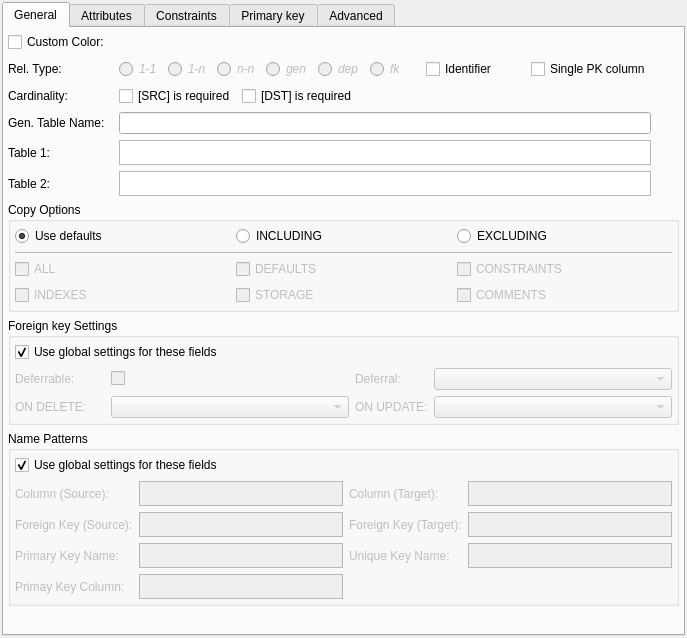
Old version of the form libpgmodeler_ui/ui/relationshipwidget.ui in the repository pgmodeler/pgmodeler.
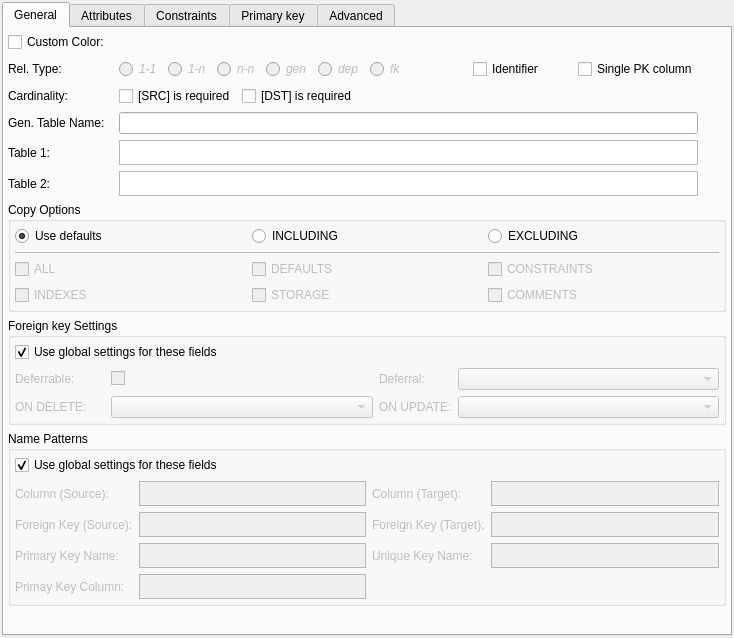
New version of the form.

Commit message: Replacing QTextEdit by QPlainTextEdit to handle source code in a optmized way

```diff
--- a/libpgmodeler_ui/ui/relationshipwidget.ui
+++ b/libpgmodeler_ui/ui/relationshipwidget.ui
@@ -6,7 +6,7 @@
    <rect>
     <x>0</x>
     <y>0</y>
-    <width>672</width>
+    <width>734</width>
     <height>638</height>
    </rect>
   </property>
@@ -192,40 +192,6 @@
                </property>
               </widget>
              </item>
-             <item row="0" column="1">
-              <widget class="QTextEdit" name="src_col_pattern_txt">
-               <property name="sizePolicy">
-                <sizepolicy hsizetype="Expanding" vsizetype="Fixed">
-                 <horstretch>0</horstretch>
-                 <verstretch>0</verstretch>
-                </sizepolicy>
-               </property>
-               <property name="minimumSize">
-                <size>
-                 <width>0</width>
-                 <height>25</height>
-                </size>
-               </property>
-               <property name="maximumSize">
-                <size>
-                 <width>16777215</width>
-                 <height>25</height>
-                </size>
-               </property>
-               <property name="verticalScrollBarPolicy">
-                <enum>Qt::ScrollBarAlwaysOff</enum>
-               </property>
-               <property name="horizontalScrollBarPolicy">
-                <enum>Qt::ScrollBarAlwaysOff</enum>
-               </property>
-               <property name="tabChangesFocus">
-                <bool>true</bool>
-               </property>
-               <property name="lineWrapMode">
-                <enum>QTextEdit::NoWrap</enum>
-               </property>
-              </widget>
-             </item>
              <item row="0" column="2">
               <widget class="QLabel" name="dst_col_pattern_lbl">
                <property name="toolTip">
@@ -236,40 +202,6 @@
                </property>
               </widget>
              </item>
-             <item row="0" column="3">
-              <widget class="QTextEdit" name="dst_col_pattern_txt">
-               <property name="sizePolicy">
-                <sizepolicy hsizetype="Expanding" vsizetype="Fixed">
-                 <horstretch>0</horstretch>
-                 <verstretch>0</verstretch>
-                </sizepolicy>
-               </property>
-               <property name="minimumSize">
-                <size>
-                 <width>0</width>
-                 <height>25</height>
-                </size>
-               </property>
-               <property name="maximumSize">
-                <size>
-                 <width>16777215</width>
-                 <height>25</height>
-                </size>
-               </property>
-               <property name="verticalScrollBarPolicy">
-                <enum>Qt::ScrollBarAlwaysOff</enum>
-               </property>
-               <property name="horizontalScrollBarPolicy">
-                <enum>Qt::ScrollBarAlwaysOff</enum>
-               </property>
-               <property name="tabChangesFocus">
-                <bool>true</bool>
-               </property>
-               <property name="lineWrapMode">
-                <enum>QTextEdit::NoWrap</enum>
-               </property>
-              </widget>
-             </item>
              <item row="1" column="0">
               <widget class="QLabel" name="src_fk_pattern_lbl">
                <property name="toolTip">
@@ -280,40 +212,6 @@
                </property>
               </widget>
              </item>
-             <item row="1" column="1">
-              <widget class="QTextEdit" name="src_fk_pattern_txt">
-               <property name="sizePolicy">
-                <sizepolicy hsizetype="Expanding" vsizetype="Fixed">
-                 <horstretch>0</horstretch>
-                 <verstretch>0</verstretch>
-                </sizepolicy>
-               </property>
-               <property name="minimumSize">
-                <size>
-                 <width>0</width>
-                 <height>25</height>
-                </size>
-               </property>
-               <property name="maximumSize">
-                <size>
-                 <width>16777215</width>
-                 <height>25</height>
-                </size>
-               </property>
-               <property name="verticalScrollBarPolicy">
-                <enum>Qt::ScrollBarAlwaysOff</enum>
-               </property>
-               <property name="horizontalScrollBarPolicy">
-                <enum>Qt::ScrollBarAlwaysOff</enum>
-               </property>
-               <property name="tabChangesFocus">
-                <bool>true</bool>
-               </property>
-               <property name="lineWrapMode">
-                <enum>QTextEdit::NoWrap</enum>
-               </property>
-              </widget>
-             </item>
              <item row="1" column="2">
               <widget class="QLabel" name="dst_fk_pattern_lbl">
                <property name="toolTip">
@@ -324,40 +222,6 @@
                </property>
               </widget>
              </item>
-             <item row="1" column="3">
-              <widget class="QTextEdit" name="dst_fk_pattern_txt">
-               <property name="sizePolicy">
-                <sizepolicy hsizetype="Expanding" vsizetype="Fixed">
-                 <horstretch>0</horstretch>
-                 <verstretch>0</verstretch>
-                </sizepolicy>
-               </property>
-               <property name="minimumSize">
-                <size>
-                 <width>0</width>
-                 <height>25</height>
-                </size>
-               </property>
-               <property name="maximumSize">
-                <size>
-                 <width>16777215</width>
-                 <height>25</height>
-                </size>
-               </property>
-               <property name="verticalScrollBarPolicy">
-                <enum>Qt::ScrollBarAlwaysOff</enum>
-               </property>
-               <property name="horizontalScrollBarPolicy">
-                <enum>Qt::ScrollBarAlwaysOff</enum>
-               </property>
-               <property name="tabChangesFocus">
-                <bool>true</bool>
-               </property>
-               <property name="lineWrapMode">
-                <enum>QTextEdit::NoWrap</enum>
-               </property>
-              </widget>
-             </item>
              <item row="2" column="0">
               <widget class="QLabel" name="pk_pattern_lbl">
                <property name="toolTip">
@@ -368,40 +232,6 @@
                </property>
               </widget>
              </item>
-             <item row="2" column="1">
-              <widget class="QTextEdit" name="pk_pattern_txt">
-               <property name="sizePolicy">
-                <sizepolicy hsizetype="Expanding" vsizetype="Fixed">
-                 <horstretch>0</horstretch>
-                 <verstretch>0</verstretch>
-                </sizepolicy>
-               </property>
-               <property name="minimumSize">
-                <size>
-                 <width>0</width>
-                 <height>25</height>
-                </size>
-               </property>
-               <property name="maximumSize">
-                <size>
-                 <width>16777215</width>
-                 <height>25</height>
-                </size>
-               </property>
-               <property name="verticalScrollBarPolicy">
-                <enum>Qt::ScrollBarAlwaysOff</enum>
-               </property>
-               <property name="horizontalScrollBarPolicy">
-                <enum>Qt::ScrollBarAlwaysOff</enum>
-               </property>
-               <property name="tabChangesFocus">
-                <bool>true</bool>
-               </property>
-               <property name="lineWrapMode">
-                <enum>QTextEdit::NoWrap</enum>
-               </property>
-              </widget>
-             </item>
              <item row="2" column="2">
               <widget class="QLabel" name="uq_pattern_lbl">
                <property name="toolTip">
@@ -412,40 +242,6 @@
                </property>
               </widget>
              </item>
-             <item row="2" column="3">
-              <widget class="QTextEdit" name="uq_pattern_txt">
-               <property name="sizePolicy">
-                <sizepolicy hsizetype="Expanding" vsizetype="Fixed">
-                 <horstretch>0</horstretch>
-                 <verstretch>0</verstretch>
-                </sizepolicy>
-               </property>
-               <property name="minimumSize">
-                <size>
-                 <width>0</width>
-                 <height>25</height>
-                </size>
-               </property>
-               <property name="maximumSize">
-                <size>
-                 <width>16777215</width>
-                 <height>25</height>
-                </size>
-               </property>
-               <property name="verticalScrollBarPolicy">
-                <enum>Qt::ScrollBarAlwaysOff</enum>
-               </property>
-               <property name="horizontalScrollBarPolicy">
-                <enum>Qt::ScrollBarAlwaysOff</enum>
-               </property>
-               <property name="tabChangesFocus">
-                <bool>true</bool>
-               </property>
-               <property name="lineWrapMode">
-                <enum>QTextEdit::NoWrap</enum>
-               </property>
-              </widget>
-             </item>
              <item row="3" column="0">
               <widget class="QLabel" name="pk_col_pattern_lbl">
                <property name="toolTip">
@@ -456,8 +252,92 @@
                </property>
               </widget>
              </item>
+             <item row="0" column="1">
+              <widget class="QPlainTextEdit" name="src_col_pattern_txt">
+               <property name="sizePolicy">
+                <sizepolicy hsizetype="Expanding" vsizetype="Fixed">
+                 <horstretch>0</horstretch>
+                 <verstretch>0</verstretch>
+                </sizepolicy>
+               </property>
+               <property name="minimumSize">
+                <size>
+                 <width>0</width>
+                 <height>25</height>
+                </size>
+               </property>
+               <property name="maximumSize">
+                <size>
+                 <width>16777215</width>
+                 <height>25</height>
+                </size>
+               </property>
+               <property name="verticalScrollBarPolicy">
+                <enum>Qt::ScrollBarAlwaysOff</enum>
+               </property>
+               <property name="horizontalScrollBarPolicy">
+                <enum>Qt::ScrollBarAlwaysOff</enum>
+               </property>
+              </widget>
+             </item>
+             <item row="1" column="1">
+              <widget class="QPlainTextEdit" name="src_fk_pattern_txt">
+               <property name="sizePolicy">
+                <sizepolicy hsizetype="Expanding" vsizetype="Fixed">
+                 <horstretch>0</horstretch>
+                 <verstretch>0</verstretch>
+                </sizepolicy>
+               </property>
+               <property name="minimumSize">
+                <size>
+                 <width>0</width>
+                 <height>25</height>
+                </size>
+               </property>
+               <property name="maximumSize">
+                <size>
+                 <width>16777215</width>
+                 <height>25</height>
+                </size>
+               </property>
+               <property name="verticalScrollBarPolicy">
+                <enum>Qt::ScrollBarAlwaysOff</enum>
+               </property>
+               <property name="horizontalScrollBarPolicy">
+                <enum>Qt::ScrollBarAlwaysOff</enum>
+               </property>
+              </widget>
+             </item>
+             <item row="2" column="1">
+              <widget class="QPlainTextEdit" name="pk_pattern_txt">
+               <property name="sizePolicy">
+                <sizepolicy hsizetype="Expanding" vsizetype="Fixed">
+                 <horstretch>0</horstretch>
+                 <verstretch>0</verstretch>
+                </sizepolicy>
+               </property>
+               <property name="minimumSize">
+                <size>
+                 <width>0</width>
+                 <height>25</height>
+                </size>
+               </property>
+               <property name="maximumSize">
+                <size>
+                 <width>16777215</width>
+                 <height>25</height>
+                </size>
+               </property>
+               <property name="verticalScrollBarPolicy">
+                <enum>Qt::ScrollBarAlwaysOff</enum>
+               </property>
+               <property name="horizontalScrollBarPolicy">
+                <enum>Qt::ScrollBarAlwaysOff</enum>
+               </property>
+              </widget>
+             </item>
              <item row="3" column="1">
-              <widget class="QTextEdit" name="pk_col_pattern_txt">
+              <widget class="QPlainTextEdit" name="pk_col_pattern_txt">
                <property name="sizePolicy">
                 <sizepolicy hsizetype="Expanding" vsizetype="Fixed">
                  <horstretch>0</horstretch>
@@ -482,11 +362,89 @@
                <property name="horizontalScrollBarPolicy">
                 <enum>Qt::ScrollBarAlwaysOff</enum>
                </property>
-               <property name="tabChangesFocus">
-                <bool>true</bool>
+              </widget>
+             </item>
+             <item row="0" column="3">
+              <widget class="QPlainTextEdit" name="dst_col_pattern_txt">
+               <property name="sizePolicy">
+                <sizepolicy hsizetype="Expanding" vsizetype="Fixed">
+                 <horstretch>0</horstretch>
+                 <verstretch>0</verstretch>
+                </sizepolicy>
                </property>
-               <property name="lineWrapMode">
-                <enum>QTextEdit::NoWrap</enum>
+               <property name="minimumSize">
+                <size>
+                 <width>0</width>
+                 <height>25</height>
+                </size>
+               </property>
+               <property name="maximumSize">
+                <size>
+                 <width>16777215</width>
+                 <height>25</height>
+                </size>
+               </property>
+               <property name="verticalScrollBarPolicy">
+                <enum>Qt::ScrollBarAlwaysOff</enum>
+               </property>
+               <property name="horizontalScrollBarPolicy">
+                <enum>Qt::ScrollBarAlwaysOff</enum>
+               </property>
+              </widget>
+             </item>
+             <item row="1" column="3">
+              <widget class="QPlainTextEdit" name="dst_fk_pattern_txt">
+               <property name="sizePolicy">
+                <sizepolicy hsizetype="Expanding" vsizetype="Fixed">
+                 <horstretch>0</horstretch>
+                 <verstretch>0</verstretch>
+                </sizepolicy>
+               </property>
+               <property name="minimumSize">
+                <size>
+                 <width>0</width>
+                 <height>25</height>
+                </size>
+               </property>
+               <property name="maximumSize">
+                <size>
+                 <width>16777215</width>
+                 <height>25</height>
+                </size>
+               </property>
+               <property name="verticalScrollBarPolicy">
+                <enum>Qt::ScrollBarAlwaysOff</enum>
+               </property>
+               <property name="horizontalScrollBarPolicy">
+                <enum>Qt::ScrollBarAlwaysOff</enum>
+               </property>
+              </widget>
+             </item>
+             <item row="2" column="3">
+              <widget class="QPlainTextEdit" name="uq_pattern_txt">
+               <property name="sizePolicy">
+                <sizepolicy hsizetype="Expanding" vsizetype="Fixed">
+                 <horstretch>0</horstretch>
+                 <verstretch>0</verstretch>
+                </sizepolicy>
+               </property>
+               <property name="minimumSize">
+                <size>
+                 <width>0</width>
+                 <height>25</height>
+                </size>
+               </property>
+               <property name="maximumSize">
+                <size>
+                 <width>16777215</width>
+                 <height>25</height>
+                </size>
+               </property>
+               <property name="verticalScrollBarPolicy">
+                <enum>Qt::ScrollBarAlwaysOff</enum>
+               </property>
+               <property name="horizontalScrollBarPolicy">
+                <enum>Qt::ScrollBarAlwaysOff</enum>
                </property>
               </widget>
              </item>
@@ -1233,45 +1191,6 @@
          </property>
         </widget>
        </item>
-       <item row="4" column="1">
-        <widget class="QTextEdit" name="ref_table_txt">
-         <property name="minimumSize">
-          <size>
-           <width>0</width>
-           <height>25</height>
-          </size>
-         </property>
-         <property name="maximumSize">
-          <size>
-           <width>16777215</width>
-           <height>25</height>
-          </size>
-         </property>
-         <property name="font">
-          <font>
-           <italic>true</italic>
-          </font>
-         </property>
-         <property name="verticalScrollBarPolicy">
-          <enum>Qt::ScrollBarAlwaysOff</enum>
-         </property>
-         <property name="horizontalScrollBarPolicy">
-          <enum>Qt::ScrollBarAlwaysOff</enum>
-         </property>
-         <property name="undoRedoEnabled">
-          <bool>false</bool>
-         </property>
-         <property name="lineWrapMode">
-          <enum>QTextEdit::NoWrap</enum>
-         </property>
-         <property name="readOnly">
-          <bool>true</bool>
-         </property>
-         <property name="textInteractionFlags">
-          <set>Qt::NoTextInteraction</set>
-         </property>
-        </widget>
-       </item>
        <item row="10" column="0" colspan="3">
         <widget class="QGroupBox" name="copy_options_grp">
          <property name="sizePolicy">
@@ -1427,45 +1346,6 @@
          </property>
         </widget>
        </item>
-       <item row="6" column="1">
-        <widget class="QTextEdit" name="recv_table_txt">
-         <property name="minimumSize">
-          <size>
-           <width>0</width>
-           <height>25</height>
-          </size>
-         </property>
-         <property name="maximumSize">
-          <size>
-           <width>16777215</width>
-           <height>25</height>
-          </size>
-         </property>
-         <property name="font">
-          <font>
-           <italic>true</italic>
-          </font>
-         </property>
-         <property name="verticalScrollBarPolicy">
-          <enum>Qt::ScrollBarAlwaysOff</enum>
-         </property>
-         <property name="horizontalScrollBarPolicy">
-          <enum>Qt::ScrollBarAlwaysOff</enum>
-         </property>
-         <property name="undoRedoEnabled">
-          <bool>false</bool>
-         </property>
-         <property name="lineWrapMode">
-          <enum>QTextEdit::NoWrap</enum>
-         </property>
-         <property name="readOnly">
-          <bool>true</bool>
-         </property>
-         <property name="textInteractionFlags">
-          <set>Qt::NoTextInteraction</set>
-         </property>
-        </widget>
-       </item>
        <item row="4" column="2">
         <widget class="QWidget" name="ref_table_hint" native="true">
          <property name="sizePolicy">
@@ -1488,6 +1368,60 @@
          </property>
         </widget>
        </item>
+       <item row="6" column="1">
+        <widget class="QPlainTextEdit" name="recv_table_txt">
+         <property name="minimumSize">
+          <size>
+           <width>0</width>
+           <height>25</height>
+          </size>
+         </property>
+         <property name="maximumSize">
+          <size>
+           <width>16777215</width>
+           <height>25</height>
+          </size>
+         </property>
+         <property name="font">
+          <font>
+           <italic>true</italic>
+          </font>
+         </property>
+         <property name="verticalScrollBarPolicy">
+          <enum>Qt::ScrollBarAlwaysOff</enum>
+         </property>
+         <property name="horizontalScrollBarPolicy">
+          <enum>Qt::ScrollBarAlwaysOff</enum>
+         </property>
+        </widget>
+       </item>
+       <item row="4" column="1">
+        <widget class="QPlainTextEdit" name="ref_table_txt">
+         <property name="minimumSize">
+          <size>
+           <width>0</width>
+           <height>25</height>
+          </size>
+         </property>
+         <property name="maximumSize">
+          <size>
+           <width>16777215</width>
+           <height>25</height>
+          </size>
+         </property>
+         <property name="font">
+          <font>
+           <italic>true</italic>
+          </font>
+         </property>
+         <property name="verticalScrollBarPolicy">
+          <enum>Qt::ScrollBarAlwaysOff</enum>
+         </property>
+         <property name="horizontalScrollBarPolicy">
+          <enum>Qt::ScrollBarAlwaysOff</enum>
+         </property>
+        </widget>
+       </item>
       </layout>
      </widget>
      <widget class="QWidget" name="tab_3">
```
The commit also changes 43 other files.
